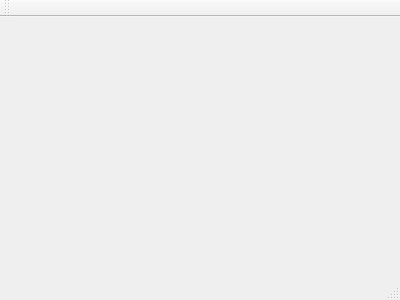
Before: the Qt Designer form mainwindow.ui in OakenMan/QtGame, drawn with Qt 5.
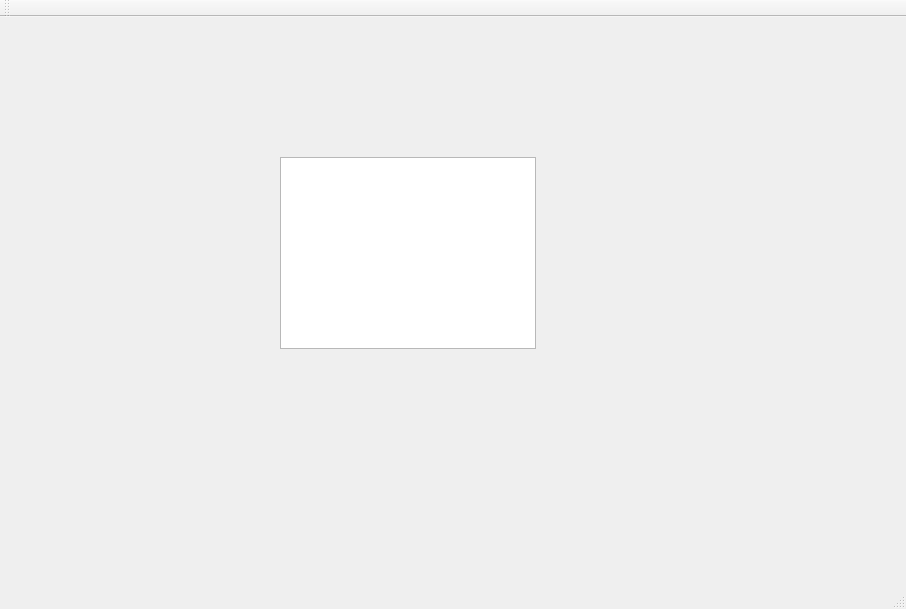
After: the same form once the commit is applied.

Patch:
```diff
--- a/mainwindow.ui
+++ b/mainwindow.ui
@@ -1,24 +1,50 @@
 <ui version="4.0">
  <class>MainWindow</class>
- <widget class="QMainWindow" name="MainWindow" >
-  <property name="geometry" >
+ <widget class="QMainWindow" name="MainWindow">
+  <property name="geometry">
    <rect>
     <x>0</x>
     <y>0</y>
-    <width>400</width>
-    <height>300</height>
+    <width>906</width>
+    <height>609</height>
    </rect>
   </property>
   <property name="windowTitle" >
    <string>MainWindow</string>
   </property>
-  <widget class="QMenuBar" name="menuBar" />
-  <widget class="QToolBar" name="mainToolBar" />
-  <widget class="QWidget" name="centralWidget" />
-  <widget class="QStatusBar" name="statusBar" />
+  <widget class="QWidget" name="centralWidget">
+   <widget class="QGraphicsView" name="graphicsView">
+    <property name="geometry">
+     <rect>
+      <x>280</x>
+      <y>140</y>
+      <width>256</width>
+      <height>192</height>
+     </rect>
+    </property>
+   </widget>
+  </widget>
+  <widget class="QMenuBar" name="menuBar">
+   <property name="geometry">
+    <rect>
+     <x>0</x>
+     <y>0</y>
+     <width>906</width>
+     <height>22</height>
+    </rect>
+   </property>
+  </widget>
+  <widget class="QToolBar" name="mainToolBar">
+   <attribute name="toolBarArea">
+    <enum>TopToolBarArea</enum>
+   </attribute>
+   <attribute name="toolBarBreak">
+    <bool>false</bool>
+   </attribute>
+  </widget>
+  <widget class="QStatusBar" name="statusBar"/>
  </widget>
- <layoutDefault spacing="6" margin="11" />
- <pixmapfunction></pixmapfunction>
+ <layoutdefault spacing="6" margin="11"/>
  <resources/>
  <connections/>
 </ui>
```
Left out of the diff: 3 changed lines with no effect on the pictures.
